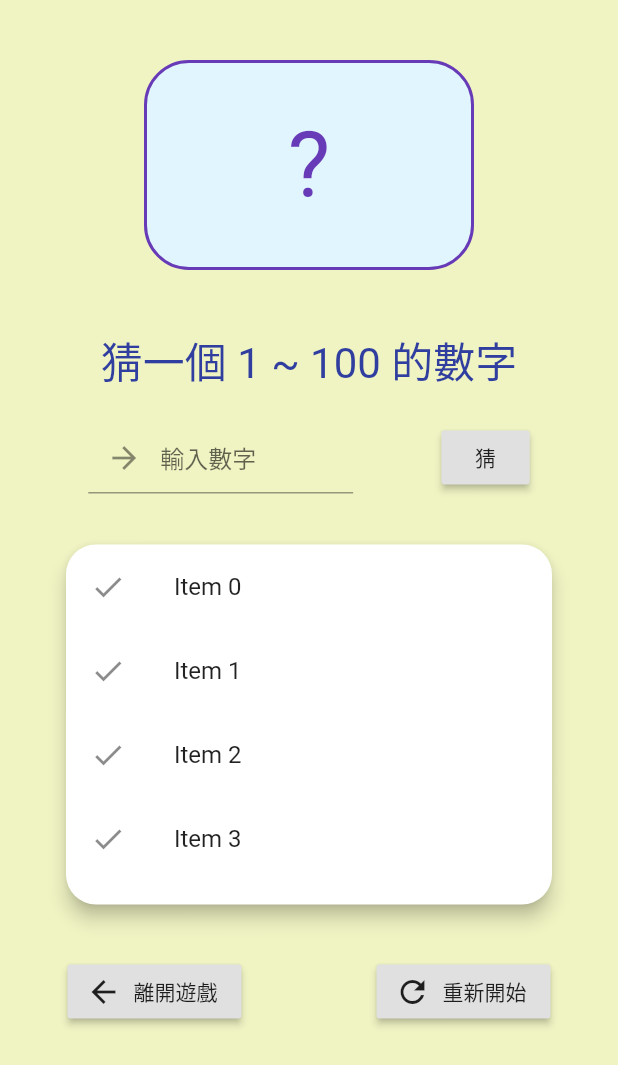
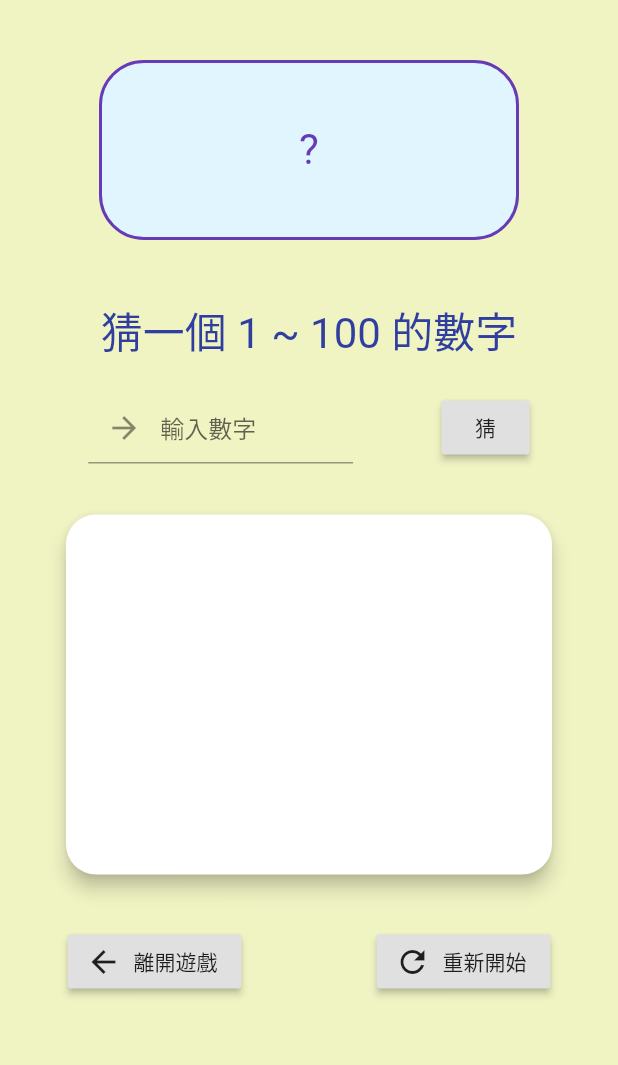
Before and after one commit to ricky9667/Flutter-Guess-Number, a Flutter app: the screen it shows after launch, after a tap on "Play", on a phone screen of 412 x 824 dp. Shown: the top 1065 px of the screen. Run offline on Flutter 3.47's test engine with Material 2 defaults, Android fonts, the phone set to English and light mode, and no system bars.

Commit message:
Finish implementing game flow

```diff
--- a/lib/pages/game_page.dart
+++ b/lib/pages/game_page.dart
@@ -1,3 +1,5 @@
+import 'dart:math';
+
 import 'package:flutter/material.dart';
 
 class Game extends StatefulWidget {
@@ -6,14 +8,55 @@ class Game extends StatefulWidget {
 }
 
 class _GameState extends State<Game> {
-  final List<String> items = ['C++', 'Dart', 'Python', 'Java', 'Kotlin'];
+  List<int> numberList = [];
+  TextEditingController guessController = new TextEditingController();
+  String message = '?';
+  int range = 100;
+  int answer = 0;
+
+  _GameState() {
+    startGame();
+  }
+
+  void startGame() {
+    answer = getRandomNumber(range);
+    numberList.clear();
+
+    guessController.text = '';
+    message = '?';
+
+    print('answer = $answer');
+  }
+
+  void endGame() {
+    message = '答案正確';
+  }
+
+  void guessNumber(int _number) {
+    guessController.text = '';
+    if (_number > range || _number <= 0) {
+      message = '輸入不在範圍內';
+      return;
+    }
+
+    numberList.add(_number);
+    if (_number > answer) message = '數字太大了';
+    else if (_number < answer) message = '數字太小了';
+    else endGame();
+  }
+
+  int getRandomNumber(int range) {
+    var rand = new Random();
+    return rand.nextInt(range) + 1;
+  }
 
   @override
   Widget build(BuildContext context) {
     return Scaffold(
       appBar: null,
       backgroundColor: Colors.lime[100],
-      body: SafeArea(
+      body: SingleChildScrollView(
+        child: SafeArea(
           child: Center(
             child: Column(
               mainAxisAlignment: MainAxisAlignment.start,
@@ -32,14 +75,14 @@ class _GameState extends State<Game> {
                     shape: BoxShape.rectangle,
                   ),
                   child: Container(
-                  width: 180.0,
-                  height: 100.0,
+                    width: 240.0,
+                    height: 80.0,
                     margin: EdgeInsets.all(20.0),
                     child: Center(
                       child: Text(
-                      '?',
+                        message,
                         style: TextStyle(
-                        fontSize: 60.0,
+                          fontSize: 28.0,
                           color: Colors.deepPurple,
                         ),
                       ),
@@ -62,7 +105,7 @@ class _GameState extends State<Game> {
                       flex: 3,
                       child: TextField(
                         keyboardType: TextInputType.number,
-                      controller: null,
+                        controller: guessController,
                         decoration: InputDecoration(
                           prefixIcon: Icon(Icons.arrow_forward),
                           hintText: '輸入數字',
@@ -73,8 +116,13 @@ class _GameState extends State<Game> {
                     Flexible(
                       flex: 1,
                       child: RaisedButton(
-                      onPressed: () {},
                         child: Text('猜'),
+                        onPressed: () {
+                          int _guess = int.parse(guessController.text);
+                          print(_guess);
+                          guessNumber(_guess);
+                          setState(() {});
+                        },
                       ),
                     ),
                     Spacer(),
@@ -92,12 +140,20 @@ class _GameState extends State<Game> {
                     child: Container(
                       height: 240.0,
                       child: ListView.builder(
-                      itemCount: items.length,
+                        itemCount: numberList.length,
                         itemBuilder: (context, index) {
                           return ListTile(
-                          leading: Icon(Icons.check),
-                          // X => Icons.clear or Icons.close
-                          title: Text('Item ${index.toString()}'),
+                            leading: Text(
+                              '${index+1}.',
+                              style: TextStyle(
+                                fontSize: 18.0,
+                              ),
+                            ),
+                            title: Text(numberList[index].toString()),
+                            trailing: numberList[index] == answer
+                                ? Icon(Icons.check, color: Colors.green)
+                                : Icon(Icons.clear, color: Colors.red),
+                            onTap: () {},
                           );
                         },
                       ),
@@ -127,6 +183,7 @@ class _GameState extends State<Game> {
             ),
           ),
         ),
+      ),
     );
   }
 }
```
Lines whose indentation alone changed are shown as unchanged.
